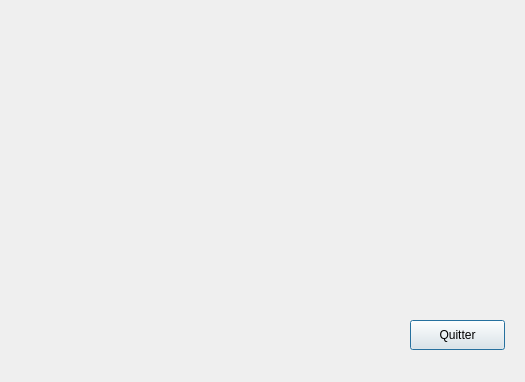
Above: CodeSource/GUI/varedit.ui from Clem225/LO21-Projet before the change. Below: the same form after it.
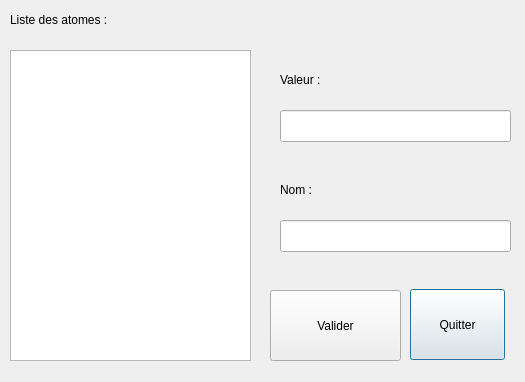
That is the form after the change.

Commit message: Petit changement visuel varEdit

What changed in the file:
```diff
--- a/CodeSource/GUI/varedit.ui
+++ b/CodeSource/GUI/varedit.ui
@@ -17,15 +17,97 @@
    <property name="geometry">
     <rect>
      <x>410</x>
-     <y>320</y>
+     <y>289</y>
      <width>95</width>
-     <height>30</height>
+     <height>71</height>
     </rect>
    </property>
    <property name="text">
     <string>Quitter</string>
    </property>
   </widget>
+  <widget class="QListView" name="listView">
+   <property name="geometry">
+    <rect>
+     <x>10</x>
+     <y>50</y>
+     <width>241</width>
+     <height>311</height>
+    </rect>
+   </property>
+  </widget>
+  <widget class="QLabel" name="label">
+   <property name="geometry">
+    <rect>
+     <x>10</x>
+     <y>10</y>
+     <width>131</width>
+     <height>20</height>
+    </rect>
+   </property>
+   <property name="text">
+    <string>Liste des atomes :</string>
+   </property>
+  </widget>
+  <widget class="QLabel" name="label_2">
+   <property name="geometry">
+    <rect>
+     <x>280</x>
+     <y>70</y>
+     <width>66</width>
+     <height>20</height>
+    </rect>
+   </property>
+   <property name="text">
+    <string>Valeur :</string>
+   </property>
+  </widget>
+  <widget class="QLabel" name="label_3">
+   <property name="geometry">
+    <rect>
+     <x>280</x>
+     <y>180</y>
+     <width>66</width>
+     <height>20</height>
+    </rect>
+   </property>
+   <property name="text">
+    <string>Nom :</string>
+   </property>
+  </widget>
+  <widget class="QLineEdit" name="lineEdit">
+   <property name="geometry">
+    <rect>
+     <x>280</x>
+     <y>110</y>
+     <width>231</width>
+     <height>32</height>
+    </rect>
+   </property>
+  </widget>
+  <widget class="QLineEdit" name="lineEdit_2">
+   <property name="geometry">
+    <rect>
+     <x>280</x>
+     <y>220</y>
+     <width>231</width>
+     <height>32</height>
+    </rect>
+   </property>
+  </widget>
+  <widget class="QPushButton" name="pushButton_2">
+   <property name="geometry">
+    <rect>
+     <x>270</x>
+     <y>290</y>
+     <width>131</width>
+     <height>71</height>
+    </rect>
+   </property>
+   <property name="text">
+    <string>Valider</string>
+   </property>
+  </widget>
  </widget>
  <resources/>
  <connections>
```
